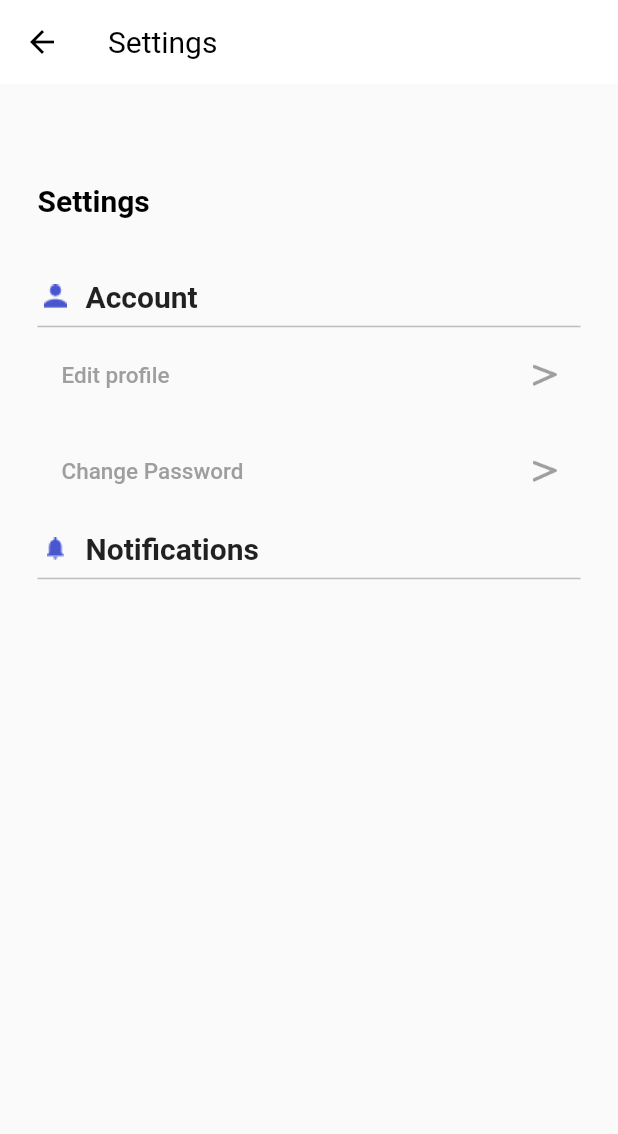
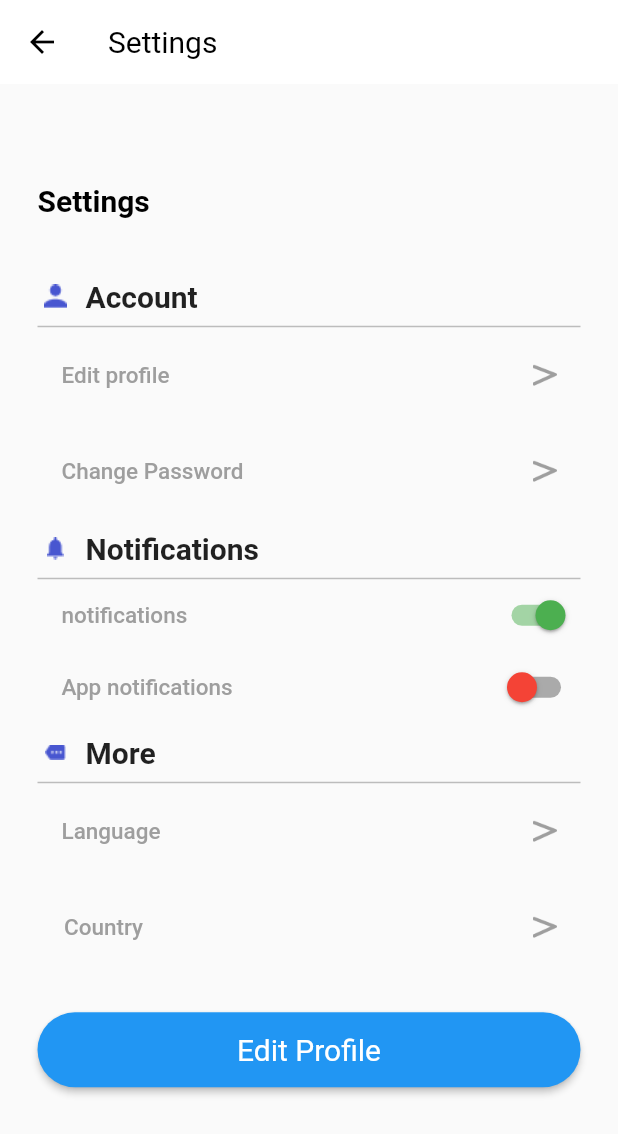
Before and after one commit to akshitachi/Better-e-commerce-app, a Flutter app: the SettingsScreen screen opened by its route, on a phone screen of 412 x 824 dp. Shown: the top 1134 px of the screen. Run offline on Flutter 3.47's test engine with Material 2 defaults, Android fonts, the phone set to English and light mode, and no system bars; our stand-ins replace bottom_navy_bar.

Commit message:
add some more screens

```diff
--- a/lib/main.dart
+++ b/lib/main.dart
@@ -1,4 +1,6 @@
 import 'package:e_commerce2/screens/first_page.dart';
+import 'package:e_commerce2/screens/logout_screen.dart';
+import 'package:e_commerce2/screens/notification_screen.dart';
 import './screens/settings_screen.dart';
 import './screens/privacy_policy_page.dart';
 import './widgets/nav_bar.dart';
@@ -24,6 +26,8 @@ class MyApp extends StatelessWidget {
       routes: {
         '/privacy-policy': (ctx) => PrivacyPolicy(),
         '/settings': (ctx) => SettingsScreen(),
+        '/logout': (ctx) => LogOutScreen(),
+        '/notification-screen': (ctx) => NotificationScreen(),
       },
     );
   }
--- a/lib/screens/settings_screen.dart
+++ b/lib/screens/settings_screen.dart
@@ -1,7 +1,14 @@
 import 'package:flutter/material.dart';
 
-class SettingsScreen extends StatelessWidget {
+class SettingsScreen extends StatefulWidget {
+  @override
+  _SettingsScreenState createState() => _SettingsScreenState();
+}
+
+class _SettingsScreenState extends State<SettingsScreen> {
   final String routeName = '/settings';
+  bool _switchValue = true;
+  bool _switchValueApp = false;
   @override
   Widget build(BuildContext context) {
     return Scaffold(
@@ -48,11 +55,9 @@ class SettingsScreen extends StatelessWidget {
               ),
               buildName(
                 'Edit profile',
-                'is-greater-than-mathematical-sign',
               ),
               buildName(
                 'Change Password',
-                'is-greater-than-mathematical-sign',
               ),
               buildRow(
                 'Icon ionic-md-notifications',
@@ -63,6 +68,95 @@ class SettingsScreen extends StatelessWidget {
                 thickness: 1,
                 color: Color(0xffBCBCBC),
               ),
+              Row(
+                mainAxisAlignment: MainAxisAlignment.spaceBetween,
+                children: [
+                  FlatButton(
+                    onPressed: () {},
+                    child: Text(
+                      'notifications',
+                      style: TextStyle(
+                        color: Colors.grey,
+                        fontSize: 15,
+                      ),
+                    ),
+                  ),
+                  Switch(
+                    activeColor: Colors.green,
+                    inactiveThumbColor: Colors.red,
+                    value: _switchValue,
+                    onChanged: (value) {
+                      setState(() {
+                        _switchValue = value;
+                      });
+                    },
+                  ),
+                ],
+              ),
+              Row(
+                mainAxisAlignment: MainAxisAlignment.spaceBetween,
+                children: [
+                  FlatButton(
+                    onPressed: () {},
+                    child: Text(
+                      'App notifications',
+                      style: TextStyle(
+                        color: Colors.grey,
+                        fontSize: 15,
+                      ),
+                    ),
+                  ),
+                  Switch(
+                    activeColor: Colors.green,
+                    inactiveThumbColor: Colors.red,
+                    value: _switchValueApp,
+                    onChanged: (value) {
+                      setState(() {
+                        _switchValueApp = value;
+                      });
+                    },
+                  ),
+                ],
+              ),
+              buildRow(
+                'Icon material-more',
+                'More',
+              ),
+              Divider(
+                height: 1,
+                thickness: 1,
+                color: Color(0xffBCBCBC),
+              ),
+              buildName(
+                'Language',
+              ),
+              buildName(
+                'Country',
+              ),
+              SizedBox(
+                height: MediaQuery.of(context).size.height * 0.03,
+              ),
+              Center(
+                child: Container(
+                  width: double.infinity,
+                  height: 50,
+                  child: RaisedButton(
+                    onPressed: () {},
+                    child: Text(
+                      'Edit Profile',
+                      style: TextStyle(
+                        color: Colors.white,
+                        fontSize: 20,
+                        fontWeight: FontWeight.normal,
+                      ),
+                    ),
+                    color: Colors.blue,
+                    shape: RoundedRectangleBorder(
+                      borderRadius: BorderRadius.circular(30),
+                    ),
+                  ),
+                ),
+              ),
             ],
           ),
         ),
@@ -70,7 +164,7 @@ class SettingsScreen extends StatelessWidget {
     );
   }
 
-  Padding buildName(String name, String assetName) {
+  Padding buildName(String name) {
     return Padding(
       padding: const EdgeInsets.only(
         top: 8.0,
@@ -93,7 +187,7 @@ class SettingsScreen extends StatelessWidget {
             icon: Padding(
               padding: const EdgeInsets.all(8.0),
               child: Image.asset(
-                'assets/images/$assetName.png',
+                'assets/images/is-greater-than-mathematical-sign.png',
                 color: Colors.grey,
               ),
             ),
--- a/lib/widgets/app_drawer.dart
+++ b/lib/widgets/app_drawer.dart
@@ -57,6 +57,7 @@ class AppDrawer extends StatelessWidget {
             Menu(
               assetName: 'bell',
               label: 'NOTIFICATIONS',
+              navigator: '/notification-screen',
             ),
             Menu(
               assetName: 'Path 148',
@@ -88,6 +89,7 @@ class AppDrawer extends StatelessWidget {
             ),
             Menu(
               label: 'LOG OUT',
+              navigator: '/logout',
             ),
             Menu(
               label: 'FEEDBACK',
--- a/lib/widgets/name_card.dart
+++ b/lib/widgets/name_card.dart
@@ -12,7 +12,7 @@ class _NameCardState extends State<NameCard> {
     return Container(
       height: MediaQuery.of(context).size.height * 0.28,
       width: double.infinity,
-      decoration:  BoxDecoration(
+      decoration: BoxDecoration(
         borderRadius: BorderRadius.only(
           bottomLeft: Radius.circular(35),
         ),
--- a/pubspec.yaml
+++ b/pubspec.yaml
@@ -80,6 +80,7 @@ flutter:
     - assets/images/Icon material-more.png
     - assets/images/Icon ionic-md-notifications.png
     - assets/images/is-greater-than-mathematical-sign.png
+    - assets/images/Icon material-feedback.png
 
   # An image asset can refer to one or more resolution-specific "variants", see
   # https://flutter.dev/assets-and-images/#resolution-aware.
```
Also changed, not shown: lib/screens/logout_screen.dart (added, +99 -0 lines), lib/screens/notification_screen.dart (added, +43 -0 lines).
